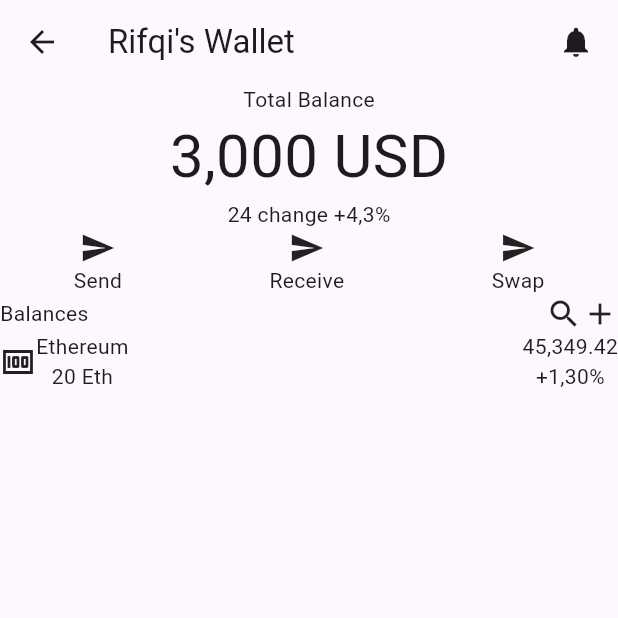
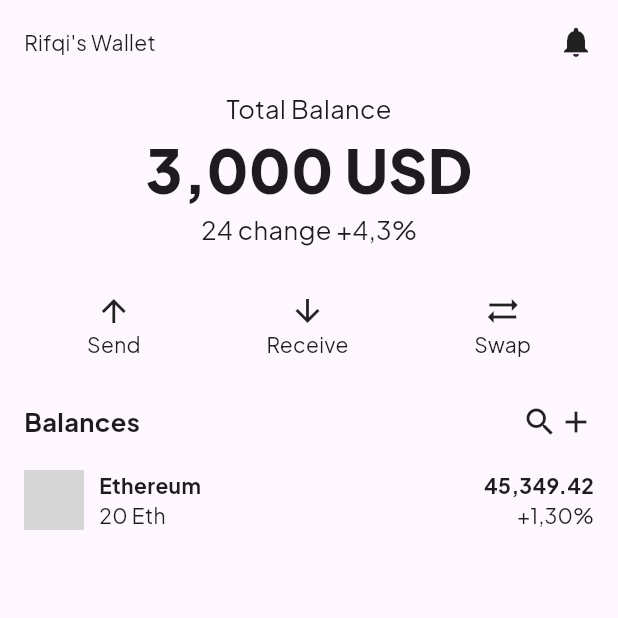
Before and after one commit to rfqagst/MidasWallet, a Flutter app: the MainScreen screen opened directly, on a phone screen of 412 x 824 dp, the top half of it. Run offline on Flutter 3.47's test engine with Material 3 defaults, Android fonts, the phone set to English and light mode, and no system bars; grey boxes are pictures that could not be loaded.

Commit message:
update layout

```diff
--- a/midas_wallet/lib/main.dart
+++ b/midas_wallet/lib/main.dart
@@ -11,8 +11,11 @@ class MainApp extends StatelessWidget {
 
   @override
   Widget build(BuildContext context) {
-    return const MaterialApp(
-      home: CoinBalanceDetailScreen(),
+    return MaterialApp(
+      theme: ThemeData(
+        fontFamily: 'Jakarta',
+      ),
+      home: MainScreen(),
     );
   }
 }
--- a/midas_wallet/lib/main_screen.dart
+++ b/midas_wallet/lib/main_screen.dart
@@ -1,3 +1,5 @@
+// ignore_for_file: prefer_const_constructors, prefer_const_literals_to_create_immutables
+
 import 'package:flutter/material.dart';
 
 class MainScreen extends StatelessWidget {
@@ -6,42 +8,72 @@ class MainScreen extends StatelessWidget {
   @override
   Widget build(BuildContext context) {
     return Scaffold(
-      appBar: AppBar(
-        title: const Row(
+      body: Padding(
+        padding: const EdgeInsets.all(16.0),
+        child: SafeArea(
+          child: Container(
+            alignment: Alignment.center,
+            child: Column(
+              children: <Widget>[
+                Row(
                   mainAxisAlignment: MainAxisAlignment.spaceBetween,
-          children: [Text("Rifqi's Wallet"), Icon(Icons.notifications)],
+                  children: [
+                    Text(
+                      "Rifqi's Wallet",
+                      style: TextStyle(fontFamily: 'Jakarta'),
                     ),
+                    Icon(Icons.notifications)
+                  ],
                 ),
-      body: Container(
-        alignment: Alignment.center,
-        child: const Column(
-          children: <Widget>[
+                Padding(
+                  padding: const EdgeInsets.only(top: 20.0),
+                  child: Column(
+                    children: [
                       Text(
                         "Total Balance",
+                        style: TextStyle(fontSize: 17.0),
                       ),
                       Text(
                         "3,000 USD",
-              style: TextStyle(fontSize: 40.0),
+                        style: TextStyle(
+                            fontSize: 40.0,
+                            fontFamily: 'Jakarta',
+                            fontWeight: FontWeight.w800),
                       ),
-            Text("24 change +4,3%"),
-            Row(
+                      Text(
+                        "24 change +4,3%",
+                        style: TextStyle(fontSize: 17.0),
+                      ),
+                    ],
+                  ),
+                ),
+                Padding(
+                  padding: const EdgeInsets.only(top: 30.0, bottom: 30.0),
+                  child: Row(
                     mainAxisAlignment: MainAxisAlignment.spaceAround,
                     children: <Widget>[
                       Column(
-                  children: [Icon(Icons.send), Text("Send")],
+                        children: [Icon(Icons.arrow_upward), Text("Send")],
                       ),
                       Column(
-                  children: [Icon(Icons.send), Text("Receive")],
+                        children: [Icon(Icons.arrow_downward), Text("Receive")],
                       ),
                       Column(
-                  children: [Icon(Icons.send), Text("Swap")],
+                        children: [Icon(Icons.sync_alt), Text("Swap")],
                       ),
                     ],
                   ),
-            Row(
+                ),
+                Padding(
+                  padding: const EdgeInsets.only(
+                    bottom: 20.0,
+                  ),
+                  child: Row(
                     mainAxisAlignment: MainAxisAlignment.spaceBetween,
                     children: [
-                Text("Balances"),
+                      Text("Balances",
+                          style: TextStyle(
+                              fontWeight: FontWeight.bold, fontSize: 17.0)),
                       Row(
                         children: [
                           Icon(Icons.search),
@@ -50,23 +82,39 @@ class MainScreen extends StatelessWidget {
                       ),
                     ],
                   ),
+                ),
                 Row(
                   mainAxisAlignment: MainAxisAlignment.spaceBetween,
                   children: <Widget>[
                     Row(
                       children: [
-                    Icon(Icons.money),
-                    Column(
-                      children: <Widget>[Text("Ethereum"), Text("20 Eth")],
+                        Image.asset(
+                          'images/eth.png',
+                          width: 40.0,
+                          height: 40.0,
+                        ),
+                        Padding(
+                          padding: const EdgeInsets.only(left: 10.0),
+                          child: const Column(
+                            crossAxisAlignment: CrossAxisAlignment.start,
+                            children: <Widget>[
+                              Text(
+                                "Ethereum",
+                                style: TextStyle(fontWeight: FontWeight.bold),
+                              ),
+                              Text(
+                                "20 Eth",
+                              )
+                            ],
+                          ),
                         ),
                       ],
                     ),
-                Column(
-                  mainAxisAlignment: MainAxisAlignment.start,
+                    const Column(
+                      crossAxisAlignment: CrossAxisAlignment.end,
                       children: <Widget>[
-                    Text(
-                      "45,349.42",
-                    ),
+                        Text("45,349.42",
+                            style: TextStyle(fontWeight: FontWeight.bold)),
                         Text(
                           "+1,30%",
                         )
@@ -77,6 +125,8 @@ class MainScreen extends StatelessWidget {
               ],
             ),
           ),
+        ),
+      ),
     );
   }
 }
```
Also changed, not shown: midas_wallet/pubspec.yaml (+13 -0 lines), midas_wallet/fonts/PlusJakartaSansBold.ttf (added), midas_wallet/fonts/PlusJakartaSansExtraBold.ttf (added), midas_wallet/fonts/PlusJakartaSansItalic.ttf (added), midas_wallet/fonts/PlusJakartaSansRegular.ttf (added), midas_wallet/fonts/PlusJakartaSansSemiBold.ttf (added), midas_wallet/images/bnb.png (added), midas_wallet/images/doge.png (added), midas_wallet/images/eth.png (added), midas_wallet/images/sol.png (added), midas_wallet/images/sui.png (added), midas_wallet/images/tron.png (added). Lines whose indentation alone changed are shown as unchanged.
